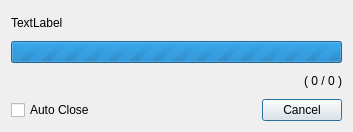
Old version of the form workingdialog.ui in the repository haraki/farman.
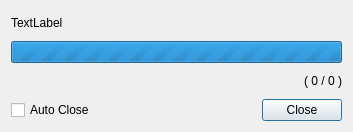
New version of the form.

Commit message: At the end of copying, change the button to "Close".

```diff
--- a/workingdialog.ui
+++ b/workingdialog.ui
@@ -66,7 +66,7 @@
      <item>
       <widget class="QPushButton" name="cancelPushButton">
        <property name="text">
-        <string>Cancel</string>
+        <string>Close</string>
        </property>
       </widget>
      </item>
```
Left out of the diff: 2 changed lines with no effect on the pictures. The commit also changes 2 other files.
